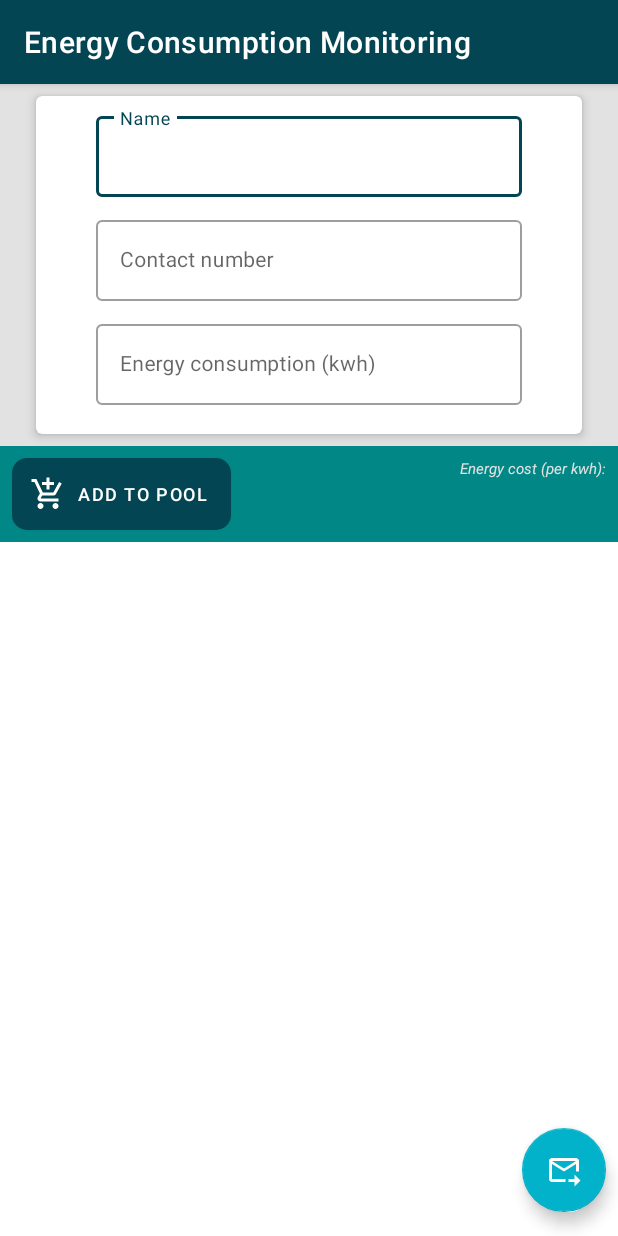
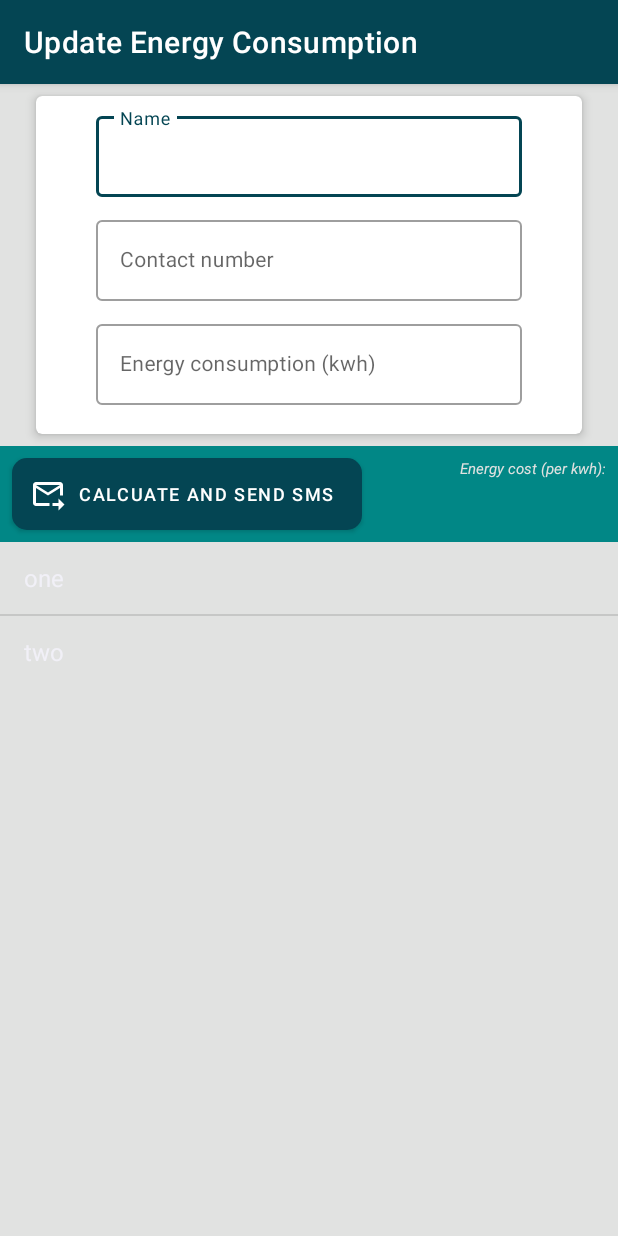
Before and after one commit to theOfficial-IrvinGiL/Thesis-Auxiliary-Android-Application-_-Energy-Consumption-Monitoring, an Android app: the readingKWH_sendingSMS screen opened directly, with no data from a screen before it, on a phone screen of 412 x 824 dp. Run offline under Robolectric (Android 15) with nearby library versions, the phone set to English and light mode, and no system bars; 2 statements that could not run were skipped.

Commit message:
*emergency commit because the project has been acting strange

```diff
--- a/app/src/main/AndroidManifest.xml
+++ b/app/src/main/AndroidManifest.xml
@@ -11,7 +11,8 @@
         android:theme="@style/Theme.Thesis_androidApplication">
         <activity
             android:name=".readingKWH_sendingSMS"
-            android:exported="true" />
+            android:exported="true"
+            android:label="Update Energy Consumption"/>
         <activity
             android:name=".update_energy"
             android:exported="true"
--- a/app/src/main/java/com/example/thesis_androidapplication/readingKWH_sendingSMS.java
+++ b/app/src/main/java/com/example/thesis_androidapplication/readingKWH_sendingSMS.java
@@ -3,33 +3,106 @@ package com.example.thesis_androidapplication;
 import androidx.appcompat.app.AppCompatActivity;
 
 import android.content.Intent;
+import android.database.Cursor;
 import android.os.Bundle;
+import android.view.View;
+import android.widget.Adapter;
+import android.widget.AdapterView;
+import android.widget.ArrayAdapter;
 import android.widget.EditText;
+import android.widget.ListView;
 import android.widget.TextView;
+import android.widget.Toast;
+
+import java.util.ArrayList;
+import java.util.List;
 
 public class readingKWH_sendingSMS extends AppCompatActivity {
+
+    /*database helper class*/
+   /* MyDatabaseHelper myDB = new MyDatabaseHelper(this);*/
+
 
     /* initialized to be used for displaying the cost calculated from the last activity*/
     protected TextView displayCost;
 
-    protected String reading_date;
+    /* used for getting the date from the Intent on last activity*/
+    protected String reading_date , energy_cost;
+
+
 
     @Override
     protected void onCreate(Bundle savedInstanceState) {
         super.onCreate(savedInstanceState);
         setContentView(R.layout.activity_reading_kwh_sending_sms);
 
-        Intent intent = getIntent();
-        reading_date = intent.getStringExtra("reading_date");
+        /*assigning the id of textview*/
+        displayCost = findViewById(R.id.display_cost_textview);
 
-        displayCost = findViewById(R.id.display_cost_textview);
-        displayCost.setText(intent.getStringExtra("energy_cost"));
+        /*initializing bundle*/
+        Bundle bundle = getIntent().getExtras();
 
-//        reading_date.equals(getIntent().getExtras().getString("reading_date"));
-//
+        /*getting the intent values from last activity*/
+        reading_date = bundle.getString("reading_date");
+        energy_cost = bundle.getString("energy_cost");
+
+        /*display the cost values on the textview*/
+        displayCost.setText(energy_cost);
+
+
+
+
+
+        /*listview code*/
+        ListView listView = findViewById(R.id.listView);
+        /*arraylist declaration*/
+        List <String> list =new ArrayList<>();
+        list.add("one");
+        list.add("two");
+
+        /*loop for putting the cursor value into the arraylist*/
+        /*loadContact_Names();*/
+
+        /*initialize cursor to use in loading the data from the sql lite database*/
+        /*Cursor cursor = myDB.loadContactNames_forEnergyUpdate();
+        if(cursor.getCount() == 0){ *//*if the cursor is empty, display toast message*//*
+            Toast.makeText(this, "No contact names retrieved", Toast.LENGTH_SHORT).show();
+        }else{
+            *//*while(cursor.moveToNext()){ *//**//*if cursor has data then add to the array to be displayed*//**//*
+                list.add(cursor.getString(0));
+            }*//*
+            Toast.makeText(this, "there are contact names", Toast.LENGTH_SHORT).show();
+        }*/
+
+
+        ArrayAdapter arrayAdapter = new ArrayAdapter(getApplicationContext(), android.R.layout.simple_list_item_1, list);
+        listView.setAdapter(arrayAdapter);
+
+        /*listview code ends here*/
+
+
+
+
+
+
+
+
 
 
 
 
     }
+
+    /*private void loadContact_Names(){
+        *//*initialize cursor to use in loading the data from the sql lite database*//*
+        Cursor cursor = myDB.loadContactNames_forEnergyUpdate();
+        if(cursor.getCount() == 0){ *//*if the cursor is empty, display toast message*//*
+            Toast.makeText(this, "No contact names retrieved", Toast.LENGTH_SHORT).show();
+        }else{
+            while(cursor.moveToNext()){ *//*if cursor has data then add to the array to be diplayed*//*
+                list.add(cursor.getString(0));
+            }
+        }
+
+    }*/
 }
--- a/app/src/main/res/layout/activity_reading_kwh_sending_sms.xml
+++ b/app/src/main/res/layout/activity_reading_kwh_sending_sms.xml
@@ -7,20 +7,6 @@
     android:layout_height="match_parent"
     android:background="@color/custom_background"
     tools:context=".readingKWH_sendingSMS">
-
-    <com.google.android.material.floatingactionbutton.FloatingActionButton
-        android:id="@+id/floatingActionButton"
-        android:layout_width="wrap_content"
-        android:layout_height="wrap_content"
-        android:layout_marginEnd="8dp"
-        android:layout_marginBottom="16dp"
-        android:clickable="true"
-        app:layout_constraintBottom_toBottomOf="parent"
-        app:layout_constraintEnd_toEndOf="parent"
-        app:layout_constraintTop_toBottomOf="@+id/constraintLayout"
-        app:layout_constraintVertical_bias="1.0"
-        app:srcCompat="@drawable/ic_baseline_forward_to_inbox_24"
-        tools:ignore="SpeakableTextPresentCheck" />
 
     <androidx.constraintlayout.widget.ConstraintLayout
         android:id="@+id/constraintLayout"
@@ -43,9 +29,9 @@
             android:layout_marginTop="8dp"
             android:layout_marginBottom="8dp"
             android:background="@drawable/general_button_design"
-            android:text="add to pool"
+            android:text="Calcuate and Send sms "
             android:textSize="12sp"
-            app:icon="@drawable/ic_baseline_add_shopping_cart_24"
+            app:icon="@drawable/ic_baseline_forward_to_inbox_24"
             app:layout_constraintBottom_toBottomOf="parent"
             app:layout_constraintEnd_toEndOf="parent"
             app:layout_constraintHorizontal_bias="0.0"
@@ -84,6 +70,7 @@
     </androidx.constraintlayout.widget.ConstraintLayout>
 
     <com.google.android.material.card.MaterialCardView
+
         android:id="@+id/materialCardView"
         android:layout_width="0dp"
         android:layout_height="225dp"
@@ -91,7 +78,7 @@
         android:layout_marginTop="8dp"
         android:layout_marginEnd="24dp"
         android:checkable="true"
-        android:clickable="true"
+        android:clickable="false"
         android:focusable="true"
         app:cardElevation="4dp"
         app:layout_constraintEnd_toEndOf="parent"
@@ -176,17 +163,21 @@
 
     </com.google.android.material.card.MaterialCardView>
 
-    <ListView
-        android:id="@+id/choose_contacts_toInclude_Listview"
-        android:layout_width="0dp"
+    <RelativeLayout
+        android:layout_width="match_parent"
         android:layout_height="0dp"
-        android:background="@color/white"
         app:layout_constraintBottom_toBottomOf="parent"
         app:layout_constraintEnd_toEndOf="parent"
-        app:layout_constraintHorizontal_bias="0.0"
         app:layout_constraintStart_toStartOf="parent"
         app:layout_constraintTop_toBottomOf="@+id/constraintLayout"
-        app:layout_constraintVertical_bias="1.0" />
+        app:layout_constraintVertical_bias="1.0">
+
+        <ListView
+            android:layout_width="match_parent"
+            android:layout_height="wrap_content"
+            android:id="@+id/listView"/>
+
+    </RelativeLayout>
 
 
 </androidx.constraintlayout.widget.ConstraintLayout>
--- a/app/src/main/res/layout/manage_contacts_row.xml
+++ b/app/src/main/res/layout/manage_contacts_row.xml
@@ -16,7 +16,7 @@
         <androidx.constraintlayout.widget.ConstraintLayout
             android:layout_width="match_parent"
             android:layout_height="wrap_content"
-            android:layout_marginBottom="2dp"
+            android:layout_marginBottom="1dp"
             android:background="@color/white"
             android:elevation="2dp"
             android:padding="12dp">
```
Also changed, not shown: app/src/main/java/com/example/thesis_androidapplication/MyDatabaseHelper.java (+13 -1 lines), app/src/main/java/com/example/thesis_androidapplication/update_energy.java (+17 -8 lines), app/src/main/res/layout/activity_second.xml (+4 -4 lines).
